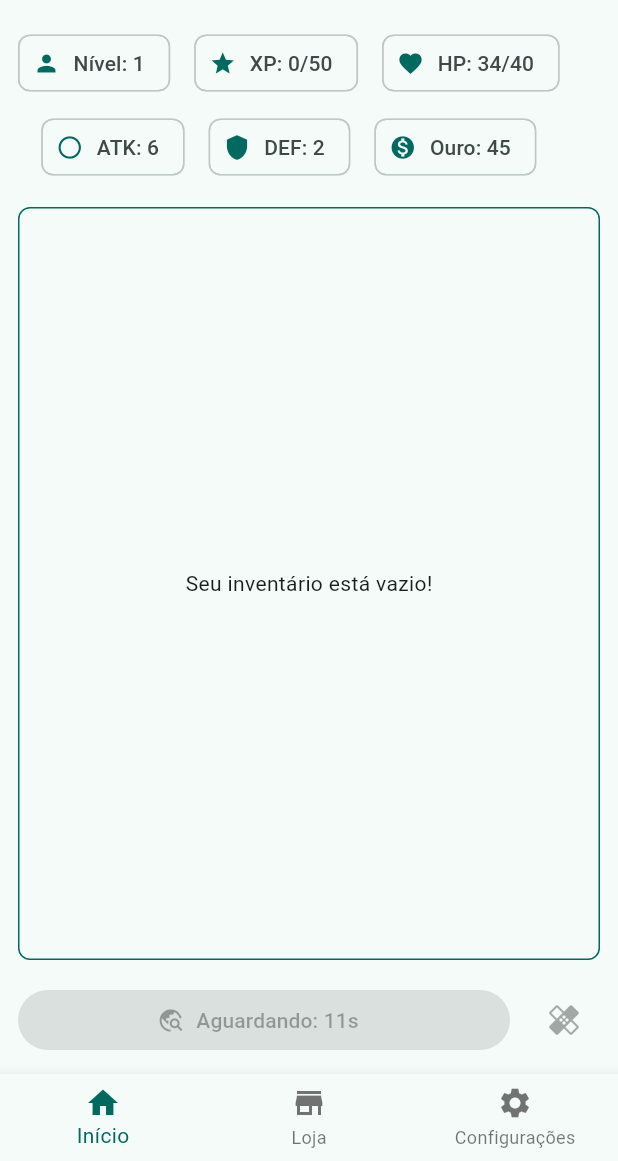
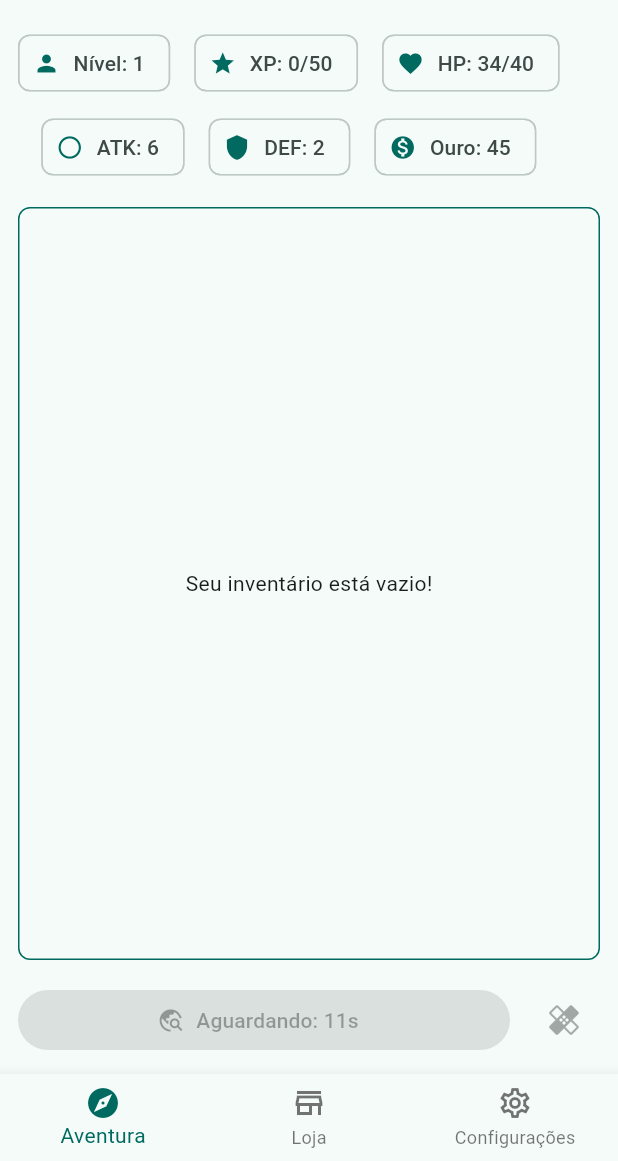
Before and after one commit to Kainato/arena_x, a Flutter app: the screen it shows after launch, after a tap on "Explorar (15s CD)", after a tap on the "healing" icon, on a phone screen of 412 x 824 dp, the part 75-1236 px from its top. Run offline on Flutter 3.47's test engine with Material 3 defaults, Android fonts, the light colour scheme and no system bars.

Commit message:
Enum Home Navigation
Adicionar enumeração HomeNavigation para gerenciar seções de navegação e atualizar ícones na tela HomeRead.

```diff
--- a/lib/app/home_read.dart
+++ b/lib/app/home_read.dart
@@ -5,6 +5,7 @@ import 'package:flutter/material.dart';
 import 'package:provider/provider.dart';
 
 import '../../core/state/game_state.dart';
+import '../core/enum/home_navigation.dart';
 import '../utils/widgets/wd_scaffold.dart';
 
 class HomeRead extends StatelessWidget {
@@ -20,11 +21,20 @@ class HomeRead extends StatelessWidget {
       onTap: (i) => game.setIndex(i),
       body: const [StatusRead(), ShopRead(), SettingRead()],
       bottomNavigationBar: [
-        BottomNavigationBarItem(icon: const Icon(Icons.home), label: 'Início'),
-        BottomNavigationBarItem(icon: const Icon(Icons.store), label: 'Loja'),
         BottomNavigationBarItem(
-          icon: const Icon(Icons.settings),
-          label: 'Configurações',
+          activeIcon: Icon(HomeNavigation.adventure.activeIcon),
+          icon: Icon(HomeNavigation.adventure.icon),
+          label: HomeNavigation.adventure.title,
+        ),
+        BottomNavigationBarItem(
+          activeIcon: Icon(HomeNavigation.shop.activeIcon),
+          icon: Icon(HomeNavigation.shop.icon),
+          label: HomeNavigation.shop.title,
+        ),
+        BottomNavigationBarItem(
+          activeIcon: Icon(HomeNavigation.settings.activeIcon),
+          icon: Icon(HomeNavigation.settings.icon),
+          label: HomeNavigation.settings.title,
         ),
       ],
     );
--- /dev/null
+++ b/lib/core/enum/home_navigation.dart
@@ -0,0 +1,45 @@
+import 'package:flutter/material.dart';
+
+/// Enum que representa as diferentes seções de navegação por todo o aplicativo.
+/// Cada valor do enum possui um título e um ícone associado.
+enum HomeNavigation { adventure, shop, settings }
+
+extension HomeNavigationExtension on HomeNavigation {
+  /// Retorna o título associado a cada valor do enum.
+  String get title {
+    switch (this) {
+      case HomeNavigation.adventure:
+        return 'Aventura';
+      case HomeNavigation.shop:
+        return 'Loja';
+      case HomeNavigation.settings:
+        return 'Configurações';
+    }
+  }
+
+  /// Retorna o ícone ativo associado a cada valor do enum.
+  /// Utiliza o pacote `Icons` do Flutter para fornecer ícones padrão.
+  IconData get icon {
+    switch (this) {
+      case HomeNavigation.adventure:
+        return Icons.explore_outlined;
+      case HomeNavigation.shop:
+        return Icons.store_outlined;
+      case HomeNavigation.settings:
+        return Icons.settings_outlined;
+    }
+  }
+
+  /// Retorna o ícone padrão associado a cada valor do enum.
+  /// Utiliza o pacote `Icons` do Flutter para fornecer ícones padrão.
+  IconData get activeIcon {
+    switch (this) {
+      case HomeNavigation.adventure:
+        return Icons.explore;
+      case HomeNavigation.shop:
+        return Icons.store;
+      case HomeNavigation.settings:
+        return Icons.settings;
+    }
+  }
+}
```
